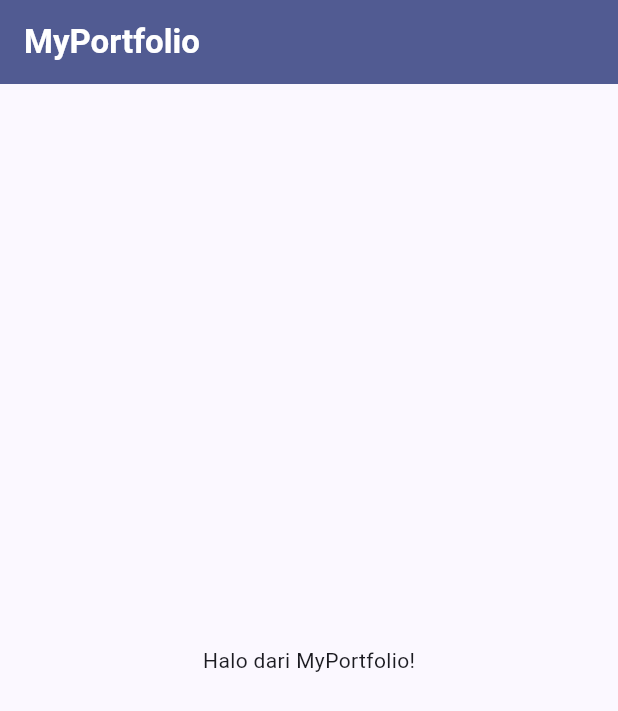
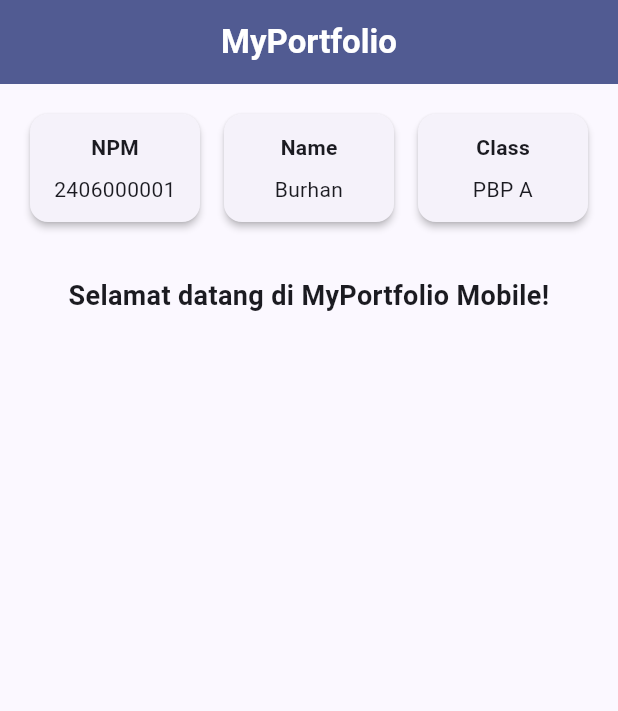
Before and after one commit to bobbybhskara/myportofolio_mobile, a Flutter app: the screen it shows after launch, on a phone screen of 412 x 824 dp. Shown: the top 711 px of the screen. Run offline on Flutter 3.47's test engine with Material 3 defaults, Android fonts, the phone set to English and light mode, and no system bars.

Commit message:
feat: add reusable owner information cards

```diff
--- a/lib/menu.dart
+++ b/lib/menu.dart
@@ -3,17 +3,77 @@ import 'package:flutter/material.dart';
 class MyHomePage extends StatelessWidget {
   const MyHomePage({super.key});
 
+  final String npm = '2406000001';
+  final String nama = 'Burhan';
+  final String kelas = 'PBP A';
+
   @override
   Widget build(BuildContext context) {
     return Scaffold(
       appBar: AppBar(
+        centerTitle: true,
         title: const Text(
           'MyPortfolio',
           style: TextStyle(color: Colors.white, fontWeight: FontWeight.bold),
         ),
         backgroundColor: Theme.of(context).colorScheme.primary,
       ),
-      body: const Center(child: Text('Halo dari MyPortfolio!')),
+      body: SafeArea(
+        child: SingleChildScrollView(
+          padding: const EdgeInsets.all(16),
+          child: Column(
+            crossAxisAlignment: CrossAxisAlignment.stretch,
+            children: [
+              Row(
+                crossAxisAlignment: CrossAxisAlignment.start,
+                children: [
+                  Expanded(
+                    child: InfoCard(title: 'NPM', content: npm),
+                  ),
+                  const SizedBox(width: 8),
+                  Expanded(
+                    child: InfoCard(title: 'Name', content: nama),
+                  ),
+                  const SizedBox(width: 8),
+                  Expanded(
+                    child: InfoCard(title: 'Class', content: kelas),
+                  ),
+                ],
+              ),
+              const SizedBox(height: 32),
+              const Text(
+                'Selamat datang di MyPortfolio Mobile!',
+                textAlign: TextAlign.center,
+                style: TextStyle(fontWeight: FontWeight.bold, fontSize: 18),
+              ),
+            ],
+          ),
+        ),
+      ),
     );
   }
 }
+
+class InfoCard extends StatelessWidget {
+  const InfoCard({super.key, required this.title, required this.content});
+
+  final String title;
+  final String content;
+
+  @override
+  Widget build(BuildContext context) {
+    return Card(
+      elevation: 2,
+      child: Padding(
+        padding: const EdgeInsets.all(12),
+        child: Column(
+          children: [
+            Text(title, style: const TextStyle(fontWeight: FontWeight.bold)),
+            const SizedBox(height: 8),
+            Text(content, textAlign: TextAlign.center),
+          ],
+        ),
+      ),
+    );
+  }
+}
```
Also changed, not shown: 1 other file.
